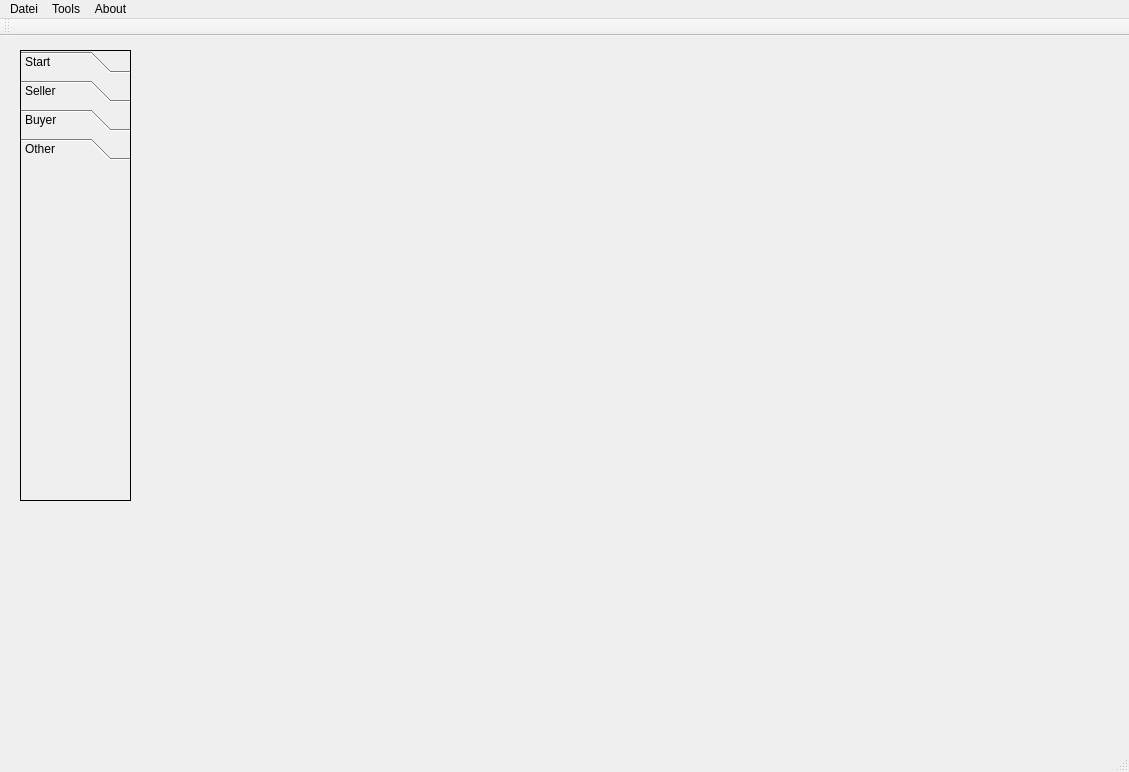
The window that iBasar/mainwindow.ui (hoihrig/iBasar) describes before a commit, drawn with Qt 5.
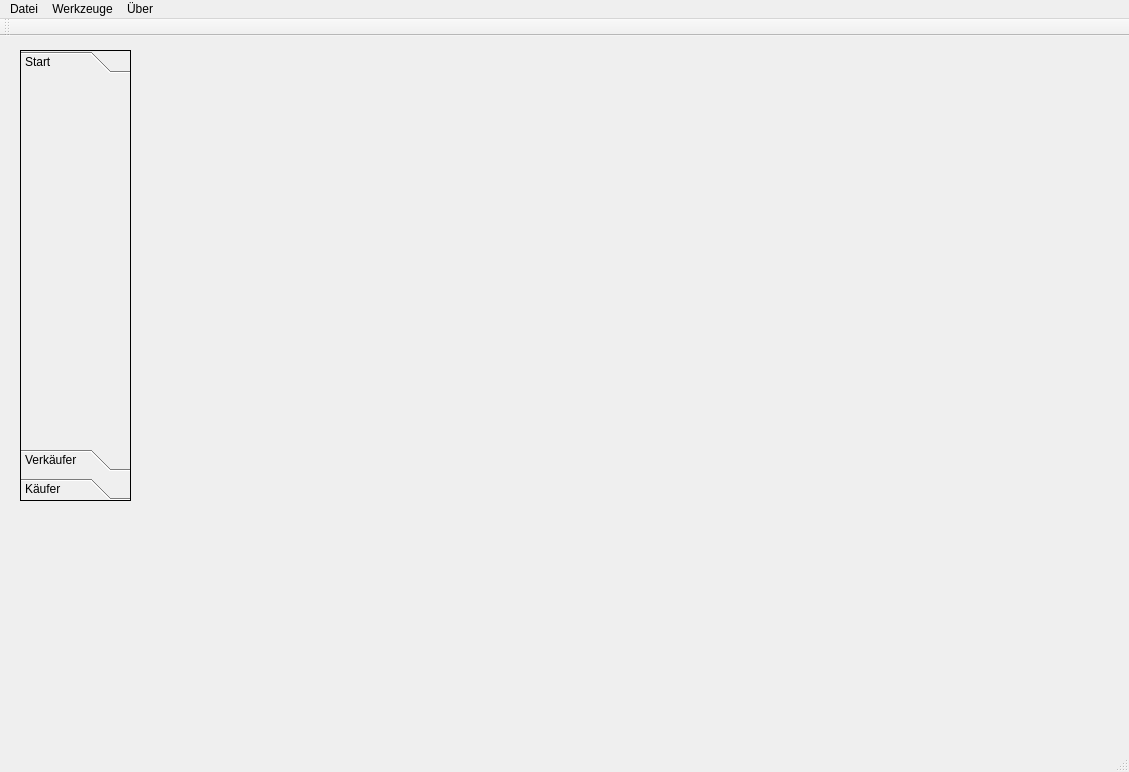
The same window after the commit. The open tabs and pages were chosen to show the change.

```diff
--- a/iBasar/mainwindow.ui
+++ b/iBasar/mainwindow.ui
@@ -53,7 +53,7 @@
        <x>0</x>
        <y>0</y>
        <width>109</width>
-       <height>337</height>
+       <height>356</height>
       </rect>
      </property>
      <attribute name="label">
@@ -70,7 +70,7 @@
       </rect>
      </property>
      <attribute name="label">
-      <string>Seller</string>
+      <string>Verkäufer</string>
      </attribute>
     </widget>
     <widget class="QWidget" name="checkoutpage">
@@ -83,20 +83,7 @@
       </rect>
      </property>
      <attribute name="label">
-      <string>Buyer</string>
-     </attribute>
-    </widget>
-    <widget class="QWidget" name="stuffpage">
-     <property name="geometry">
-      <rect>
-       <x>0</x>
-       <y>0</y>
-       <width>109</width>
-       <height>337</height>
-      </rect>
-     </property>
-     <attribute name="label">
-      <string>Other</string>
+      <string>Käufer</string>
      </attribute>
     </widget>
    </widget>
@@ -163,7 +150,7 @@
      <x>0</x>
      <y>0</y>
      <width>1129</width>
-     <height>21</height>
+     <height>26</height>
     </rect>
    </property>
    <widget class="QMenu" name="menuDatei">
@@ -174,7 +161,7 @@
    </widget>
    <widget class="QMenu" name="menuTools">
     <property name="title">
-     <string>Tools</string>
+     <string>Werkzeuge</string>
     </property>
     <addaction name="actionEvent_Manager"/>
     <addaction name="actionPrint_Labels"/>
@@ -182,7 +169,7 @@
    </widget>
    <widget class="QMenu" name="menuAbout">
     <property name="title">
-     <string>About</string>
+     <string>Über</string>
     </property>
     <addaction name="actionAbout"/>
     <addaction name="actionAbout_Qt"/>
```
Left out of the diff: 18 changed lines with no effect on the pictures.
